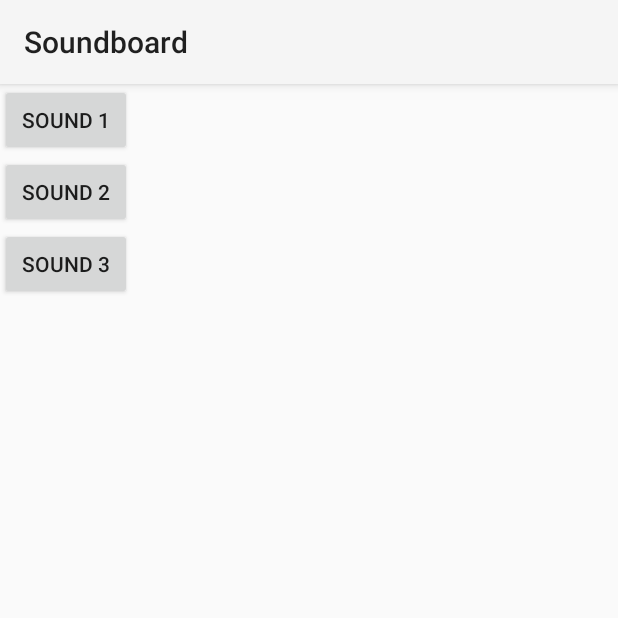
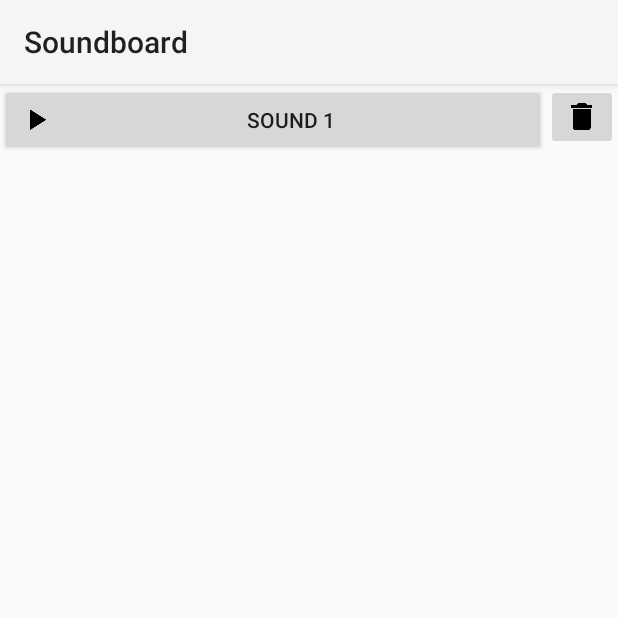
Before and after one commit to meonwax/soundboard, an Android app: the screen it shows after launch (MainActivity), on a phone screen of 412 x 824 dp, the top half of it. Run offline under Robolectric (Android 15) with nearby library versions, the phone set to English and light mode, and no system bars.

Commit message:
Added layout rows

```diff
--- a/app/src/main/res/layout/activity_main.xml
+++ b/app/src/main/res/layout/activity_main.xml
@@ -11,28 +11,28 @@
         android:background="?attr/colorPrimary"
         android:elevation="4dp" />
 
+    <LinearLayout
+        android:layout_width="fill_parent"
+        android:layout_height="match_parent"
+        android:orientation="horizontal">
+
         <Button
-        android:id="@+id/sound0"
+            android:id="@+id/play0"
             android:layout_width="wrap_content"
             android:layout_height="wrap_content"
+            android:layout_weight="2"
+            android:drawableLeft="@drawable/ic_play_arrow_black_24dp"
             android:onClick="playSound"
             android:tag="0"
             android:text="Sound 1" />
 
-    <Button
-        android:id="@+id/sound1"
+        <ImageButton
             android:layout_width="wrap_content"
             android:layout_height="wrap_content"
-        android:onClick="playSound"
-        android:tag="1"
-        android:text="Sound 2" />
-
-    <Button
-        android:id="@+id/sound2"
-        android:layout_width="wrap_content"
-        android:layout_height="wrap_content"
-        android:onClick="playSound"
-        android:tag="2"
-        android:text="Sound 3" />
+            android:onClick="deleteSound"
+            android:src="@drawable/ic_delete_black_24dp"
+            android:tag="0" />
 
     </LinearLayout>
+
+</LinearLayout>
```
Lines whose indentation alone changed are shown as unchanged.
